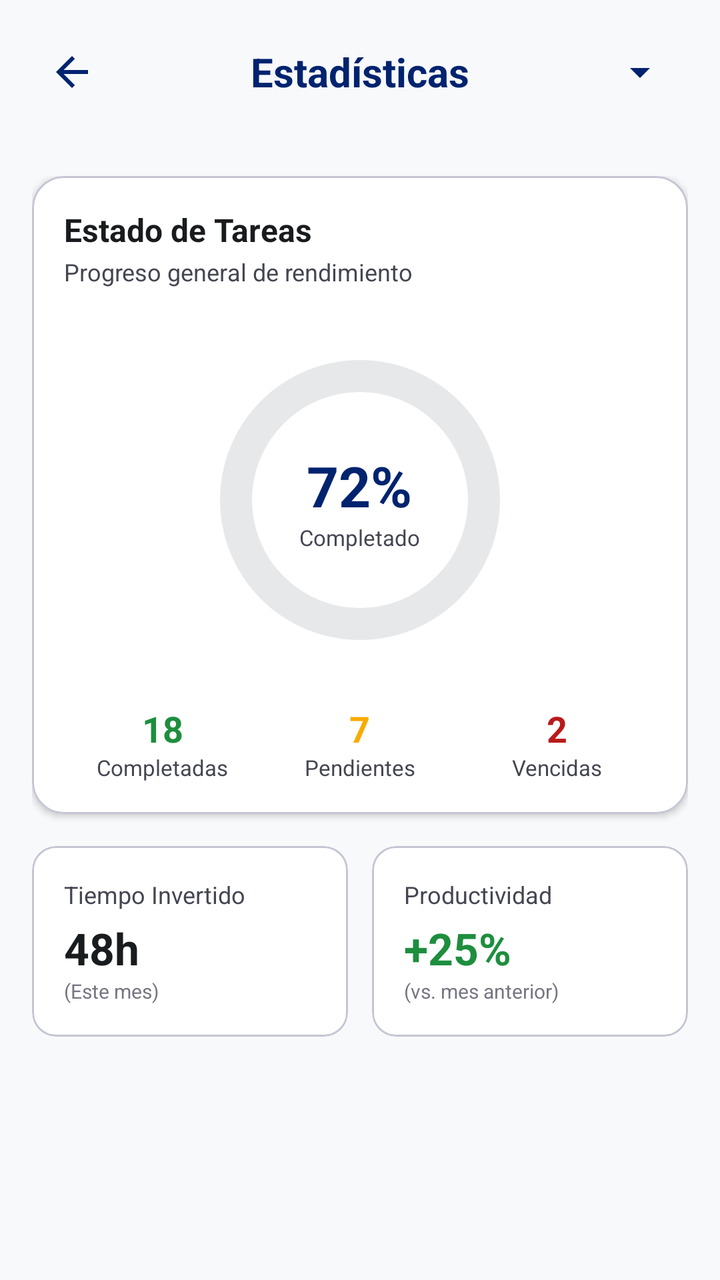
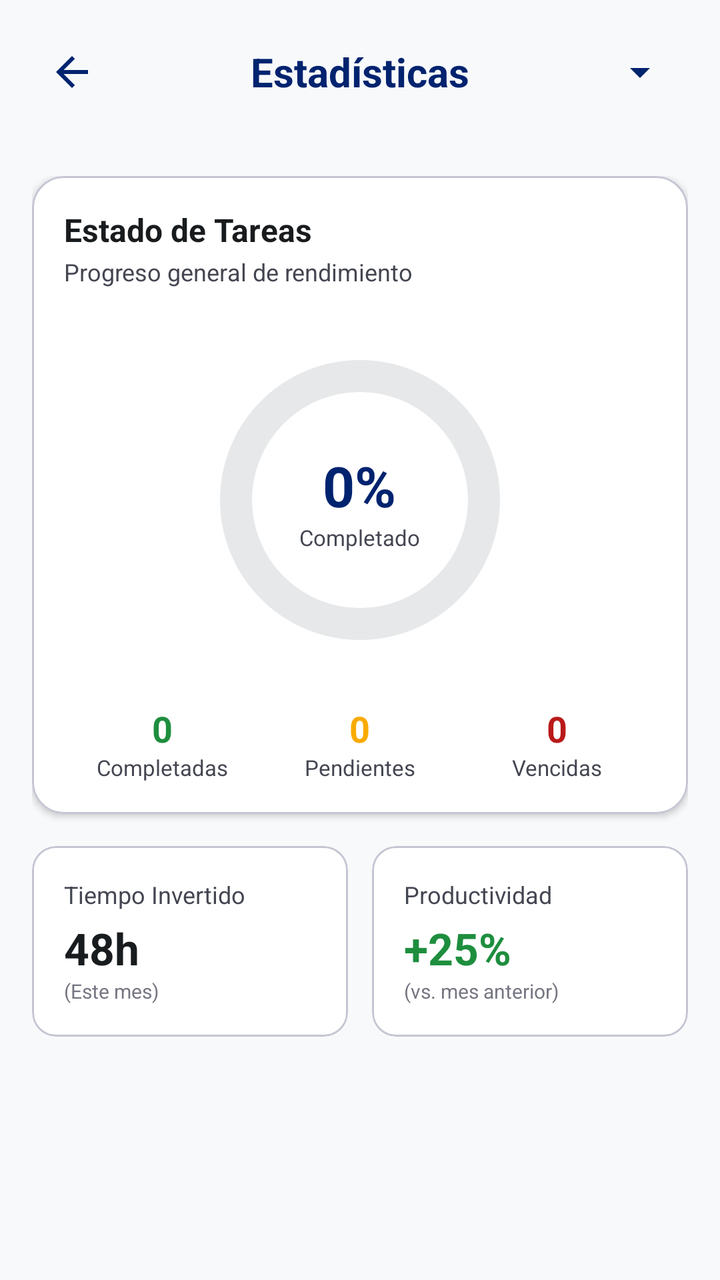

Two renders of the same Android screen: before a commit and after it. Below are the layout's source before the change and the commit's diff.
<!-- AndroidManifest.xml: application theme Theme.MaquetaGestia -->
<!-- res/layout/activity_frm_estadisticas.xml -->
<?xml version="1.0" encoding="utf-8"?>
<RelativeLayout xmlns:android="http://schemas.android.com/apk/res/android"
    xmlns:app="http://schemas.android.com/apk/res-auto"
    xmlns:tools="http://schemas.android.com/tools"
    android:id="@+id/main"
    android:layout_width="match_parent"
    android:layout_height="match_parent"
    android:background="@color/background"
    tools:context=".vista.frm_estadisticas">

    
    <RelativeLayout
        android:id="@+id/headerEstadisticas"
        android:layout_width="match_parent"
        android:layout_height="wrap_content"
        android:padding="16dp">

        <ImageButton
            android:id="@+id/btnVolverEstadisticas"
            android:layout_width="40dp"
            android:layout_height="40dp"
            android:layout_alignParentStart="true"
            android:layout_centerVertical="true"
            android:background="?attr/selectableItemBackgroundBorderless"
            android:contentDescription="Volver"
            android:onClick="volverAlHome"
            android:src="@drawable/arrow_back_24dp_e3e3e3_fill0_wght400_grad0_opsz24"
            app:tint="@color/primary" />

        <TextView
            android:layout_width="wrap_content"
            android:layout_height="wrap_content"
            android:layout_centerInParent="true"
            android:text="Estadísticas"
            android:textColor="@color/primary"
            android:textSize="20sp"
            android:textStyle="bold" />

        <Spinner
            android:id="@+id/spPeriodo"
            android:layout_width="wrap_content"
            android:layout_height="40dp"
            android:layout_alignParentEnd="true"
            android:layout_centerVertical="true"
            android:backgroundTint="@color/primary" />
    </RelativeLayout>

    
    <ScrollView
        android:layout_width="match_parent"
        android:layout_height="match_parent"
        android:layout_below="@id/headerEstadisticas"
        android:fillViewport="true">

        <LinearLayout
            android:layout_width="match_parent"
            android:layout_height="wrap_content"
            android:orientation="vertical"
            android:padding="16dp">

            
            <com.google.android.material.card.MaterialCardView
                android:layout_width="match_parent"
                android:layout_height="wrap_content"
                android:layout_marginBottom="16dp"
                app:cardBackgroundColor="@color/surface_container_lowest"
                app:cardCornerRadius="16dp"
                app:cardElevation="2dp"
                app:strokeColor="@color/outline_variant">

                <LinearLayout
                    android:layout_width="match_parent"
                    android:layout_height="wrap_content"
                    android:orientation="vertical"
                    android:padding="16dp">

                    <TextView
                        android:layout_width="wrap_content"
                        android:layout_height="wrap_content"
                        android:text="Estado de Tareas"
                        android:textColor="@color/on_surface"
                        android:textSize="16sp"
                        android:textStyle="bold" />

                    <TextView
                        android:layout_width="wrap_content"
                        android:layout_height="wrap_content"
                        android:layout_marginTop="2dp"
                        android:text="Progreso general de rendimiento"
                        android:textColor="@color/on_surface_variant"
                        android:textSize="12sp" />

                    
                    <RelativeLayout
                        android:layout_width="match_parent"
                        android:layout_height="180dp"
                        android:layout_marginTop="16dp">

                        
                        <com.google.android.material.progressindicator.CircularProgressIndicator
                            android:id="@+id/chartDonut"
                            android:layout_width="wrap_content"
                            android:layout_height="wrap_content"
                            android:layout_centerInParent="true"
                            android:progress="72"
                            app:indicatorColor="@color/primary"
                            app:indicatorSize="140dp"
                            app:trackColor="@color/surface_container_high"
                            app:trackCornerRadius="8dp"
                            app:trackThickness="16dp" />

                        
                        <LinearLayout
                            android:layout_width="wrap_content"
                            android:layout_height="wrap_content"
                            android:layout_centerInParent="true"
                            android:gravity="center"
                            android:orientation="vertical">

                            <TextView
                                android:layout_width="wrap_content"
                                android:layout_height="wrap_content"
                                android:text="72%"
                                android:textColor="@color/primary"
                                android:textSize="28sp"
                                android:textStyle="bold" />

                            <TextView
                                android:layout_width="wrap_content"
                                android:layout_height="wrap_content"
                                android:text="Completado"
                                android:textColor="@color/on_surface_variant"
                                android:textSize="11sp" />
                        </LinearLayout>
                    </RelativeLayout>

                    
                    <LinearLayout
                        android:layout_width="match_parent"
                        android:layout_height="wrap_content"
                        android:layout_marginTop="12dp"
                        android:orientation="horizontal">

                        
                        <LinearLayout
                            android:layout_width="0dp"
                            android:layout_height="wrap_content"
                            android:layout_weight="1"
                            android:gravity="center"
                            android:orientation="vertical">

                            <TextView
                                android:layout_width="wrap_content"
                                android:layout_height="wrap_content"
                                android:text="18"
                                android:textColor="@color/success_green"
                                android:textSize="18sp"
                                android:textStyle="bold" />

                            <TextView
                                android:layout_width="wrap_content"
                                android:layout_height="wrap_content"
                                android:text="Completadas"
                                android:textColor="@color/on_surface_variant"
                                android:textSize="11sp" />
                        </LinearLayout>

                        
                        <LinearLayout
                            android:layout_width="0dp"
                            android:layout_height="wrap_content"
                            android:layout_weight="1"
                            android:gravity="center"
                            android:orientation="vertical">

                            <TextView
                                android:layout_width="wrap_content"
                                android:layout_height="wrap_content"
                                android:text="7"
                                android:textColor="@color/warning_amber"
                                android:textSize="18sp"
                                android:textStyle="bold" />

                            <TextView
                                android:layout_width="wrap_content"
                                android:layout_height="wrap_content"
                                android:text="Pendientes"
                                android:textColor="@color/on_surface_variant"
                                android:textSize="11sp" />
                        </LinearLayout>

                        
                        <LinearLayout
                            android:layout_width="0dp"
                            android:layout_height="wrap_content"
                            android:layout_weight="1"
                            android:gravity="center"
                            android:orientation="vertical">

                            <TextView
                                android:layout_width="wrap_content"
                                android:layout_height="wrap_content"
                                android:text="2"
                                android:textColor="@color/error"
                                android:textSize="18sp"
                                android:textStyle="bold" />

                            <TextView
                                android:layout_width="wrap_content"
                                android:layout_height="wrap_content"
                                android:text="Vencidas"
                                android:textColor="@color/on_surface_variant"
                                android:textSize="11sp" />
                        </LinearLayout>
                    </LinearLayout>

                </LinearLayout>
            </com.google.android.material.card.MaterialCardView>

            
            <LinearLayout
                android:layout_width="match_parent"
                android:layout_height="wrap_content"
                android:orientation="horizontal">

                
                <com.google.android.material.card.MaterialCardView
                    android:layout_width="0dp"
                    android:layout_height="wrap_content"
                    android:layout_marginEnd="6dp"
                    android:layout_weight="1"
                    app:cardBackgroundColor="@color/surface_container_lowest"
                    app:cardCornerRadius="12dp"
                    app:strokeColor="@color/outline_variant">

                    <LinearLayout
                        android:layout_width="match_parent"
                        android:layout_height="wrap_content"
                        android:orientation="vertical"
                        android:padding="16dp">

                        <TextView
                            android:layout_width="wrap_content"
                            android:layout_height="wrap_content"
                            android:text="Tiempo Invertido"
                            android:textColor="@color/on_surface_variant"
                            android:textSize="12sp" />

                        <TextView
                            android:layout_width="wrap_content"
                            android:layout_height="wrap_content"
                            android:layout_marginTop="4dp"
                            android:text="48h"
                            android:textColor="@color/on_surface"
                            android:textSize="22sp"
                            android:textStyle="bold" />

                        <TextView
                            android:layout_width="wrap_content"
                            android:layout_height="wrap_content"
                            android:text="(Este mes)"
                            android:textColor="@color/outline"
                            android:textSize="10sp" />
                    </LinearLayout>
                </com.google.android.material.card.MaterialCardView>

                
                <com.google.android.material.card.MaterialCardView
                    android:layout_width="0dp"
                    android:layout_height="wrap_content"
                    android:layout_marginStart="6dp"
                    android:layout_weight="1"
                    app:cardBackgroundColor="@color/surface_container_lowest"
                    app:cardCornerRadius="12dp"
                    app:strokeColor="@color/outline_variant">

                    <LinearLayout
                        android:layout_width="match_parent"
                        android:layout_height="wrap_content"
                        android:orientation="vertical"
                        android:padding="16dp">

                        <TextView
                            android:layout_width="wrap_content"
                            android:layout_height="wrap_content"
                            android:text="Productividad"
                            android:textColor="@color/on_surface_variant"
                            android:textSize="12sp" />

                        <TextView
                            android:layout_width="wrap_content"
                            android:layout_height="wrap_content"
                            android:layout_marginTop="4dp"
                            android:text="+25%"
                            android:textColor="@color/success_green"
                            android:textSize="22sp"
                            android:textStyle="bold" />

                        <TextView
                            android:layout_width="wrap_content"
                            android:layout_height="wrap_content"
                            android:text="(vs. mes anterior)"
                            android:textColor="@color/outline"
                            android:textSize="10sp" />
                    </LinearLayout>
                </com.google.android.material.card.MaterialCardView>
            </LinearLayout>

        </LinearLayout>
    </ScrollView>

</RelativeLayout>
<!-- resources referenced by this layout -->
<resources>
  <color name="background">#F7F9FB</color>
  <color name="error">#BA1A1A</color>
  <color name="on_surface">#191C1E</color>
  <color name="on_surface_variant">#444651</color>
  <color name="outline">#757682</color>
  <color name="outline_variant">#C5C5D3</color>
  <color name="primary">#00236F</color>
  <color name="success_green">#1E8E3E</color>
  <color name="surface_container_high">#E6E8EA</color>
  <color name="surface_container_lowest">#FFFFFF</color>
  <color name="warning_amber">#F9AB00</color>
  <!-- drawable arrow_back_24dp_e3e3e3_fill0_wght400_grad0_opsz24 (drawable) -->
  <vector xmlns:android="http://schemas.android.com/apk/res/android"
      android:width="24dp"
      android:height="24dp"
      android:viewportWidth="960"
      android:viewportHeight="960">
    <path
        android:pathData="m313,520 l224,224 -57,56 -320,-320 320,-320 57,56 -224,224h487v80L313,520Z"
        android:fillColor="#e3e3e3"/>
  </vector>
  <style name="Theme.MaquetaGestia" parent="Base.Theme.MaquetaGestia" />
  <style name="Base.Theme.MaquetaGestia" parent="Theme.Material3.DayNight.NoActionBar">
          
          <item name="colorPrimary">@color/primary</item>
          <item name="colorOnPrimary">@color/on_primary</item>
          <item name="colorPrimaryContainer">@color/primary_container</item>
          <item name="colorOnPrimaryContainer">@color/on_primary_container</item>
  
          
          <item name="colorSecondary">@color/secondary</item>
          <item name="colorOnSecondary">@color/on_secondary</item>
          <item name="colorSecondaryContainer">@color/secondary_container</item>
  
          
          <item name="android:colorBackground">@color/background</item>
          <item name="colorSurface">@color/surface</item>
          <item name="colorOnSurface">@color/on_surface</item>
          <item name="colorOnSurfaceVariant">@color/on_surface_variant</item>
  
          
          <item name="colorOutline">@color/outline</item>
          <item name="colorOutlineVariant">@color/outline_variant</item>
          <item name="colorError">@color/error</item>
          <item name="colorErrorContainer">@color/error_container</item>
          <item name="colorOnError">@color/on_error</item>
      </style>
  <color name="on_primary">#FFFFFF</color>
  <color name="primary_container">#1E3A8A</color>
  <color name="on_primary_container">#90A8FF</color>
  <color name="secondary">#006398</color>
  <color name="on_secondary">#FFFFFF</color>
  <color name="secondary_container">#5BB8FE</color>
  <color name="surface">#F7F9FB</color>
  <color name="error_container">#FFDAD6</color>
  <color name="on_error">#FFFFFF</color>
</resources>

<!-- the commit's change to res/layout/activity_frm_estadisticas.xml (unified diff, before → after) -->
@@ -118,9 +118,10 @@
                             android:orientation="vertical">
 
                             <TextView
-                                android:layout_width="wrap_content"
-                                android:layout_height="wrap_content"
-                                android:text="72%"
+                                android:id="@+id/lblPorcentajeDonut"
+                                android:layout_width="wrap_content"
+                                android:layout_height="wrap_content"
+                                android:text="0%"
                                 android:textColor="@color/primary"
                                 android:textSize="28sp"
                                 android:textStyle="bold" />
@@ -150,9 +151,10 @@
                             android:orientation="vertical">
 
                             <TextView
-                                android:layout_width="wrap_content"
-                                android:layout_height="wrap_content"
-                                android:text="18"
+                                android:id="@+id/lblCompletadasCount"
+                                android:layout_width="wrap_content"
+                                android:layout_height="wrap_content"
+                                android:text="0"
                                 android:textColor="@color/success_green"
                                 android:textSize="18sp"
                                 android:textStyle="bold" />
@@ -174,9 +176,10 @@
                             android:orientation="vertical">
 
                             <TextView
-                                android:layout_width="wrap_content"
-                                android:layout_height="wrap_content"
-                                android:text="7"
+                                android:id="@+id/lblPendientesCount"
+                                android:layout_width="wrap_content"
+                                android:layout_height="wrap_content"
+                                android:text="0"
                                 android:textColor="@color/warning_amber"
                                 android:textSize="18sp"
                                 android:textStyle="bold" />
@@ -198,9 +201,10 @@
                             android:orientation="vertical">
 
                             <TextView
-                                android:layout_width="wrap_content"
-                                android:layout_height="wrap_content"
-                                android:text="2"
+                                android:id="@+id/lblVencidasCount"
+                                android:layout_width="wrap_content"
+                                android:layout_height="wrap_content"
+                                android:text="0"
                                 android:textColor="@color/error"
                                 android:textSize="18sp"
                                 android:textStyle="bold" />
